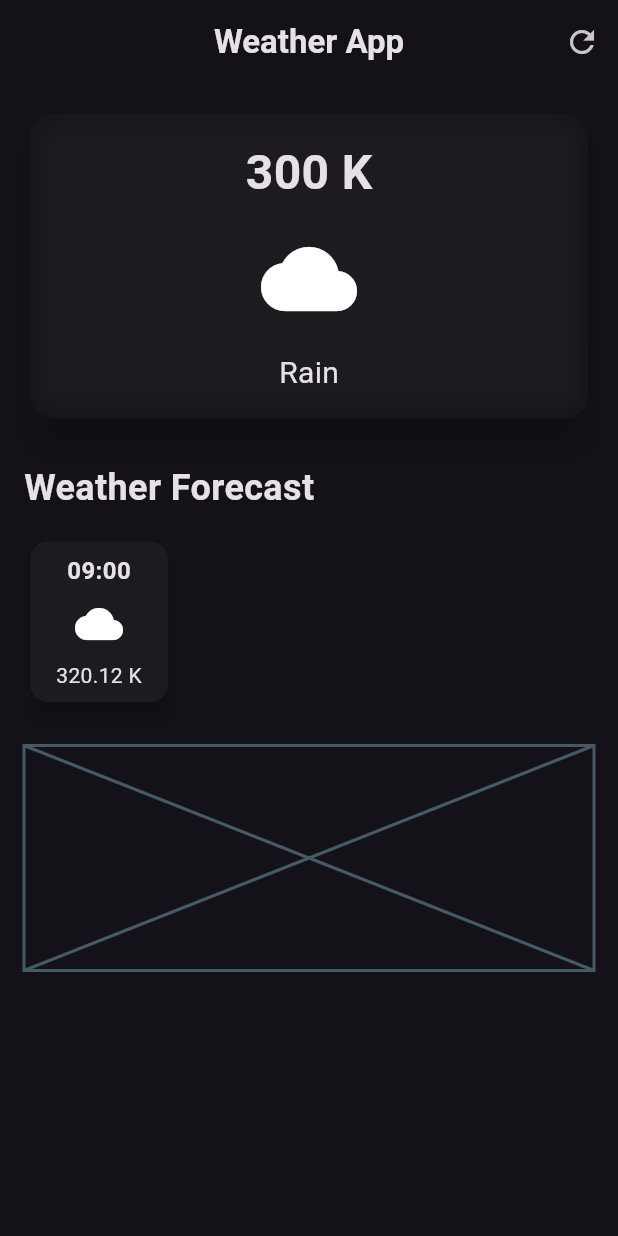
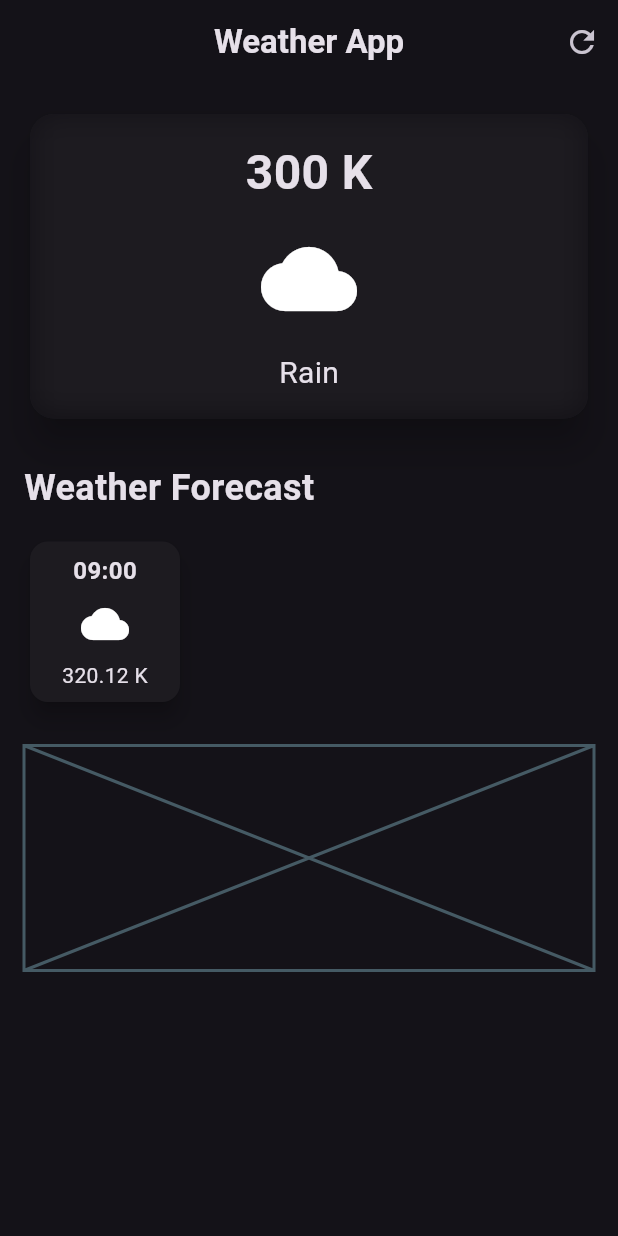
Before and after one commit to aryanbhardwaj24/weather_app, a Flutter app: the screen it shows after launch, on a phone screen of 412 x 824 dp. Run offline on Flutter 3.47's test engine with Material 3 defaults, Android fonts, the phone set to English and light mode, and no system bars.

Commit message:
remove the SizedBox wrapping of the Card widget representing the first weather forecast card and add set the width of the Container wrapping the child of this Card widget since we want to apply the custom width to the contents of this Card widget and not to the whole Card widget

```diff
--- a/lib/weather_screen.dart
+++ b/lib/weather_screen.dart
@@ -96,11 +96,10 @@ class WeatherScreen extends StatelessWidget {
 
             Row(
               children: [
-                SizedBox(
-                  width: 100,
-                  child: Card(
+                Card(
                   elevation: 6,
                   child: Container(
+                    width: 100,
                     decoration: BoxDecoration(
                       borderRadius: BorderRadius.circular(12),
                     ),
@@ -131,7 +130,6 @@ class WeatherScreen extends StatelessWidget {
                     ),
                   ),
                 ),
-                ),
               ],
             ),
 
```
Lines whose indentation alone changed are shown as unchanged.
